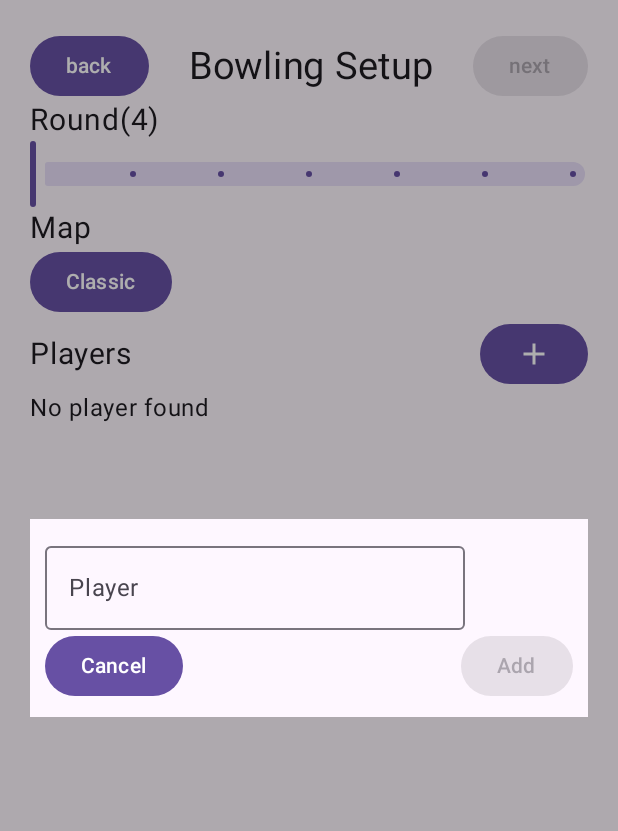
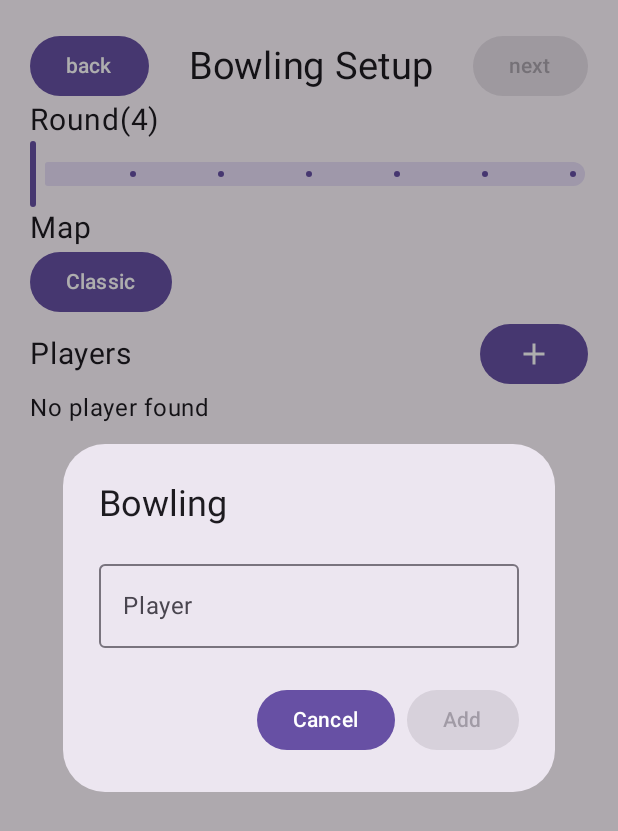
Before and after one commit to AD6F/bowling-controller, an Android app built with Jetpack Compose: the GameSetup screen opened directly, with no data from a screen before it, after a tap on "Add player", on a phone screen of 412 x 824 dp. Shown: the top 831 px of the screen. Run offline under Robolectric (Android 15) with nearby library versions, the phone set to English and light mode, and no system bars; libraries missing offline, so code that uses them is left out: com.google.android.gms.

Commit message:
Changed AddPlayerDialog style

```diff
--- a/app/src/main/java/com/ad6f/bowling/GameLoop.kt
+++ b/app/src/main/java/com/ad6f/bowling/GameLoop.kt
@@ -10,6 +10,7 @@ import androidx.compose.foundation.layout.Column
 import androidx.compose.foundation.layout.fillMaxSize
 import androidx.compose.material.icons.Icons
 import androidx.compose.material.icons.filled.Settings
+import androidx.compose.material3.AlertDialog
 import androidx.compose.material3.Button
 import androidx.compose.material3.Icon
 import androidx.compose.material3.MaterialTheme
--- a/app/src/main/java/com/ad6f/bowling/components/gamesetup/AddPlayerDialog.kt
+++ b/app/src/main/java/com/ad6f/bowling/components/gamesetup/AddPlayerDialog.kt
@@ -1,14 +1,10 @@
 package com.ad6f.bowling.components.gamesetup
 
 import androidx.compose.foundation.isSystemInDarkTheme
-import androidx.compose.foundation.layout.Arrangement
 import androidx.compose.foundation.layout.Column
-import androidx.compose.foundation.layout.Row
-import androidx.compose.foundation.layout.fillMaxWidth
-import androidx.compose.foundation.layout.padding
+import androidx.compose.material3.AlertDialog
 import androidx.compose.material3.Button
 import androidx.compose.material3.OutlinedTextField
-import androidx.compose.material3.Surface
 import androidx.compose.material3.Text
 import androidx.compose.runtime.Composable
 import androidx.compose.runtime.getValue
@@ -16,12 +12,8 @@ import androidx.compose.runtime.mutableStateOf
 import androidx.compose.runtime.saveable.rememberSaveable
 import androidx.compose.runtime.setValue
 import androidx.compose.runtime.snapshots.SnapshotStateList
-import androidx.compose.ui.Alignment
-import androidx.compose.ui.Modifier
 import androidx.compose.ui.graphics.Color
-import androidx.compose.ui.unit.dp
 import androidx.compose.ui.unit.sp
-import androidx.compose.ui.window.Dialog
 
 enum class ErrorType(val value: String) {
     NONE(""),
@@ -63,14 +55,25 @@ fun AddPlayerDialog(
     }
 
     if (isShown) {
-        Dialog(
+        AlertDialog(
             onDismissRequest = { close() },
-        ) {
-            Surface(
-                modifier = Modifier.padding(20.dp)
-            ) {
-                Row(Modifier.padding(10.dp)) {
+            confirmButton = {
+                Button(
+                    enabled = !isStart && errorType == ErrorType.NONE,
+                    onClick = { players.add(inputValue); close() })
+                {
+                    Text("Add")
+                }
+            },
+            dismissButton = {
+                Button(onClick = { close() }) {
+                    Text("Cancel")
+                }
+            },
+            title = { Text("Bowling") },
+            text = {
                 Column {
+
                     OutlinedTextField(
                         value = inputValue,
                         isError = errorType != ErrorType.NONE,
@@ -93,27 +96,16 @@ fun AddPlayerDialog(
                     )
 
                     if (errorType != ErrorType.NONE) {
-                            Text(text = errorType.value, color = (if(isSystemInDarkTheme()) Color(0xffcfa7b1) else Color(0xffb3261e)), fontSize = 14.sp)
-                        }
-
-                        Row(
-                            modifier = Modifier.fillMaxWidth(),
-                            verticalAlignment = Alignment.CenterVertically,
-                            horizontalArrangement = Arrangement.SpaceBetween
-                        ) {
-                            Button(onClick = { close() }) {
-                                Text("Cancel")
-                            }
-
-                            Button(
-                                enabled = !isStart && errorType == ErrorType.NONE,
-                                onClick = { players.add(inputValue); close() }) {
-                                Text("Add")
+                        Text(
+                            text = errorType.value,
+                            color = (if (isSystemInDarkTheme()) Color(0xffcfa7b1) else Color(
+                                0xffb3261e
+                            )),
+                            fontSize = 14.sp
+                        )
                     }
                 }
             }
+        )
     }
 }
-        }
-    }
-}
```
Also changed, not shown: app/src/main/java/com/ad6f/bowling/components/gameloop/WaitingForGameSetup.kt (added, +17 -0 lines). Lines whose indentation alone changed are shown as unchanged.
